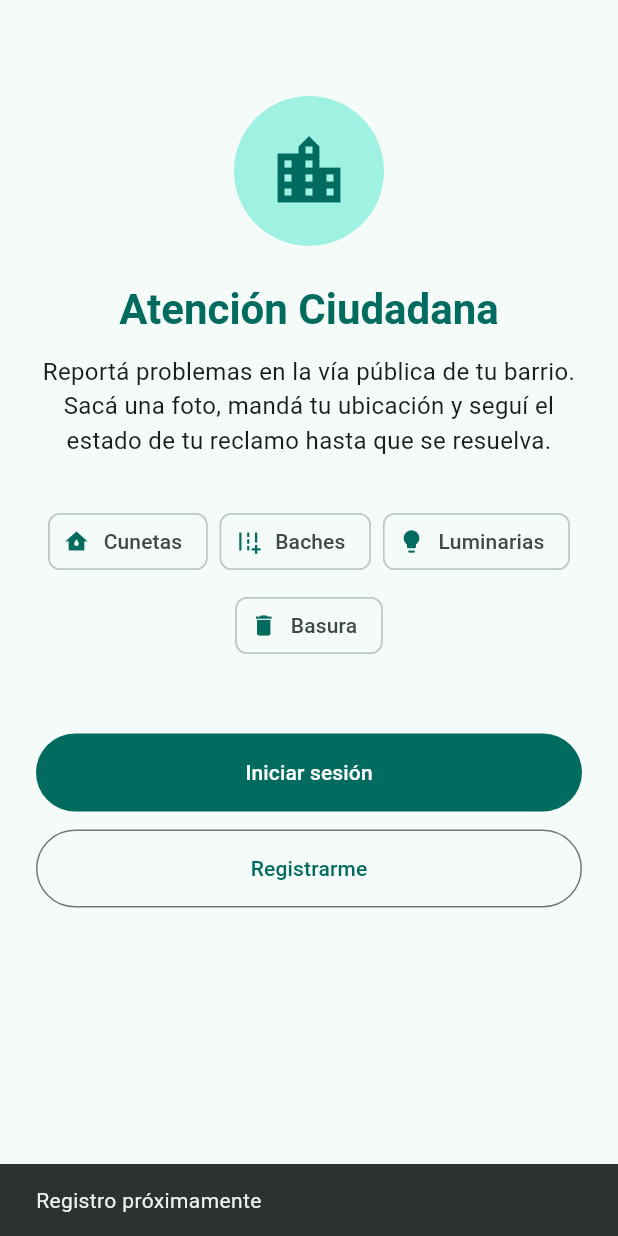
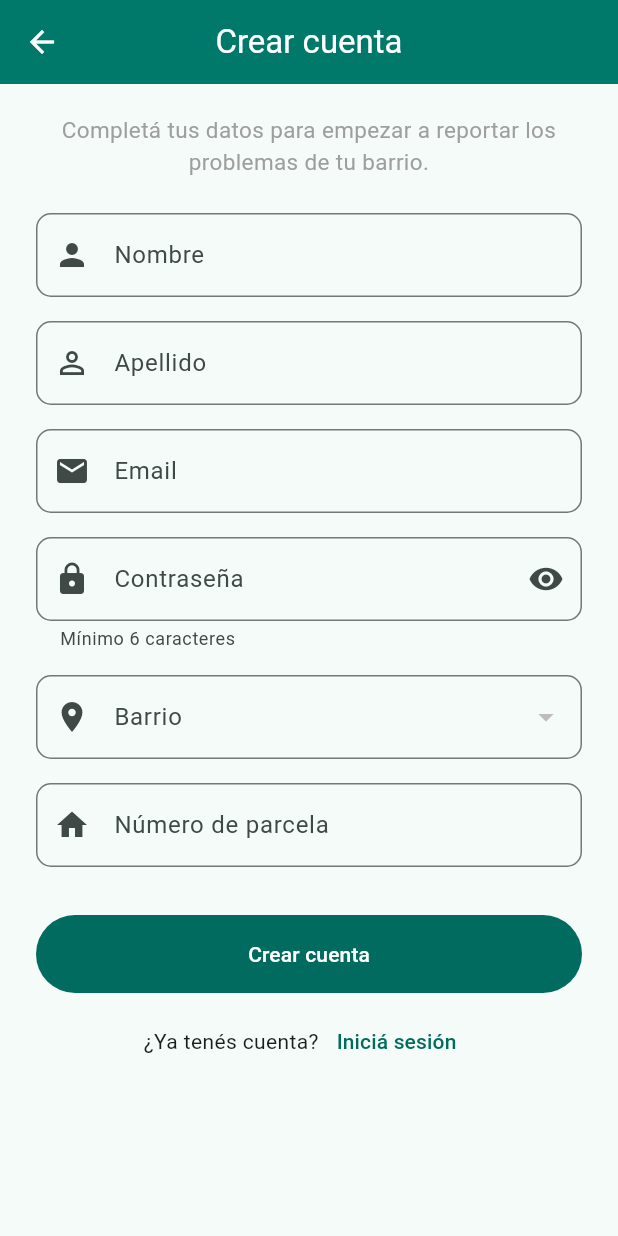
Before and after one commit to javierrojas62/atencion_Ciudadana, a Flutter app: the screen it shows after launch, after a tap on "Registrarme", on a phone screen of 412 x 824 dp. Run offline on Flutter 3.47's test engine with Material 3 defaults, Android fonts, the light colour scheme and no system bars; our stand-ins replace supabase_flutter; accounts and stored records are empty.

Commit message:
feat: add registration functionality for neighbors, including barrio selection and user profile management

```diff
--- /dev/null
+++ b/lib/src/models/barrio_model.dart
@@ -0,0 +1,12 @@
+// Barrio del departamento (tabla barrios de Supabase)
+class BarrioModel {
+  final int id;
+  final String nombre;
+
+  BarrioModel({required this.id, required this.nombre});
+
+  // Convierte la fila que devuelve Supabase en un objeto
+  factory BarrioModel.fromJson(Map<String, dynamic> json) {
+    return BarrioModel(id: json['id'], nombre: json['nombre']);
+  }
+}
--- a/lib/src/models/perfil_model.dart
+++ b/lib/src/models/perfil_model.dart
@@ -6,6 +6,7 @@ class PerfilModel {
   final String apellido;
   final String rol; // 'vecino', 'operario' o 'admin'
   final bool activo;
+  final int? barrioId; // solo los vecinos tienen barrio
 
   PerfilModel({
     required this.id,
@@ -14,6 +15,7 @@ class PerfilModel {
     required this.apellido,
     required this.rol,
     required this.activo,
+    this.barrioId,
   });
 
   // Convierte la fila que devuelve Supabase en un objeto
@@ -25,6 +27,7 @@ class PerfilModel {
       apellido: json['apellido'],
       rol: json['rol'],
       activo: json['activo'],
+      barrioId: json['barrio_id'],
     );
   }
 
--- a/lib/src/pages/home_page.dart
+++ b/lib/src/pages/home_page.dart
@@ -92,16 +92,12 @@ class _HomePageState extends State<HomePage> {
               ),
               const SizedBox(height: 12),
 
-              // El registro lo hago en el próximo paso, por ahora solo aviso
+              // Registro: solo para vecinos (a los operarios los crea el admin)
               OutlinedButton(
                 style: OutlinedButton.styleFrom(
                   padding: const EdgeInsets.symmetric(vertical: 16),
                 ),
-                onPressed: () {
-                  ScaffoldMessenger.of(context).showSnackBar(
-                    const SnackBar(content: Text('Registro próximamente')),
-                  );
-                },
+                onPressed: () => Navigator.pushNamed(context, 'registro'),
                 child: const Text('Registrarme'),
               ),
             ],
--- /dev/null
+++ b/lib/src/pages/registro_page.dart
@@ -0,0 +1,306 @@
+import 'package:flutter/material.dart';
+
+import 'package:atencion_ciudadana/src/models/barrio_model.dart';
+import 'package:atencion_ciudadana/src/providers/auth_provider.dart';
+import 'package:atencion_ciudadana/src/providers/barrios_provider.dart';
+
+// Pantalla de registro. Solo la usan los vecinos:
+// a los operarios los crea el admin desde su panel.
+class RegistroPage extends StatefulWidget {
+  const RegistroPage({super.key});
+
+  @override
+  State<RegistroPage> createState() => _RegistroPageState();
+}
+
+class _RegistroPageState extends State<RegistroPage> {
+  final _formKey = GlobalKey<FormState>();
+
+  final _nombreController = TextEditingController();
+  final _apellidoController = TextEditingController();
+  final _emailController = TextEditingController();
+  final _passwordController = TextEditingController();
+  final _parcelaController = TextEditingController();
+
+  // Los barrios se piden una sola vez al abrir la pantalla.
+  // Si lo pusiera directo en el FutureBuilder, se volverían a pedir
+  // cada vez que se redibuja (por ejemplo al tocar el ojito).
+  late final Future<List<BarrioModel>> _barrios =
+      barriosProvider.cargarActivos();
+  int? _barrioSeleccionado;
+
+  bool _ocultarPassword = true;
+  bool _cargando = false;
+
+  @override
+  void dispose() {
+    _nombreController.dispose();
+    _apellidoController.dispose();
+    _emailController.dispose();
+    _passwordController.dispose();
+    _parcelaController.dispose();
+    super.dispose();
+  }
+
+  @override
+  Widget build(BuildContext context) {
+    return Scaffold(
+      appBar: AppBar(title: const Text('Crear cuenta')),
+      body: Form(
+        key: _formKey,
+        child: ListView(
+          padding: const EdgeInsets.symmetric(horizontal: 24, vertical: 20),
+          children: [
+            const Text(
+              'Completá tus datos para empezar a reportar los problemas de tu barrio.',
+              textAlign: TextAlign.center,
+              style: TextStyle(color: Colors.grey, fontSize: 15),
+            ),
+            const SizedBox(height: 24),
+
+            _crearCampo(
+              controller: _nombreController,
+              label: 'Nombre',
+              icono: Icons.person,
+            ),
+            const SizedBox(height: 16),
+            _crearCampo(
+              controller: _apellidoController,
+              label: 'Apellido',
+              icono: Icons.person_outline,
+            ),
+            const SizedBox(height: 16),
+            _crearEmail(),
+            const SizedBox(height: 16),
+            _crearPassword(),
+            const SizedBox(height: 16),
+            _crearDropdownBarrios(),
+            const SizedBox(height: 16),
+            _crearCampo(
+              controller: _parcelaController,
+              label: 'Número de parcela',
+              icono: Icons.home,
+              hint: 'Ej: 12-345',
+            ),
+            const SizedBox(height: 32),
+
+            _crearBoton(),
+            const SizedBox(height: 8),
+
+            Row(
+              mainAxisAlignment: MainAxisAlignment.center,
+              children: [
+                const Text('¿Ya tenés cuenta?'),
+                TextButton(
+                  onPressed: () =>
+                      Navigator.pushReplacementNamed(context, 'login'),
+                  child: const Text('Iniciá sesión'),
+                ),
+              ],
+            ),
+          ],
+        ),
+      ),
+    );
+  }
+
+  // Campo de texto común (nombre, apellido, parcela).
+  // Lo armo una vez y lo reutilizo cambiando solo lo que necesito.
+  Widget _crearCampo({
+    required TextEditingController controller,
+    required String label,
+    required IconData icono,
+    String? hint,
+  }) {
+    return TextFormField(
+      controller: controller,
+      textCapitalization: TextCapitalization.words,
+      decoration: InputDecoration(
+        labelText: label,
+        hintText: hint,
+        prefixIcon: Icon(icono),
+      ),
+      validator: (value) {
+        if (value == null || value.trim().isEmpty) {
+          return 'Completá este campo';
+        }
+        return null;
+      },
+    );
+  }
+
+  Widget _crearEmail() {
+    return TextFormField(
+      controller: _emailController,
+      keyboardType: TextInputType.emailAddress,
+      decoration: const InputDecoration(
+        labelText: 'Email',
+        hintText: 'tuemail@gmail.com',
+        prefixIcon: Icon(Icons.email),
+      ),
+      validator: (value) {
+        if (value == null || value.trim().isEmpty) {
+          return 'Ingresá tu email';
+        }
+        if (!value.contains('@')) {
+          return 'El email no es válido';
+        }
+        return null;
+      },
+    );
+  }
+
+  Widget _crearPassword() {
+    return TextFormField(
+      controller: _passwordController,
+      obscureText: _ocultarPassword,
+      decoration: InputDecoration(
+        labelText: 'Contraseña',
+        helperText: 'Mínimo 6 caracteres',
+        prefixIcon: const Icon(Icons.lock),
+        suffixIcon: IconButton(
+          icon: Icon(
+            _ocultarPassword ? Icons.visibility : Icons.visibility_off,
+          ),
+          onPressed: () {
+            setState(() => _ocultarPassword = !_ocultarPassword);
+          },
+        ),
+      ),
+      validator: (value) {
+        if (value == null || value.isEmpty) {
+          return 'Ingresá una contraseña';
+        }
+        if (value.length < 6) {
+          return 'Mínimo 6 caracteres';
+        }
+        return null;
+      },
+    );
+  }
+
+  // Los barrios vienen de Supabase, por eso uso un FutureBuilder
+  Widget _crearDropdownBarrios() {
+    return FutureBuilder<List<BarrioModel>>(
+      future: _barrios,
+      builder: (context, snapshot) {
+        if (snapshot.hasError) {
+          return const Text(
+            'No se pudieron cargar los barrios. Revisá tu conexión.',
+            style: TextStyle(color: Colors.red),
+          );
+        }
+
+        final barrios = snapshot.data ?? [];
+        final cargando = snapshot.connectionState == ConnectionState.waiting;
+
+        return DropdownButtonFormField<int>(
+          initialValue: _barrioSeleccionado,
+          isExpanded: true,
+          decoration: InputDecoration(
+            labelText: cargando ? 'Cargando barrios...' : 'Barrio',
+            prefixIcon: const Icon(Icons.location_on),
+          ),
+          items: barrios
+              .map(
+                (barrio) => DropdownMenuItem(
+                  value: barrio.id,
+                  child: Text(barrio.nombre),
+                ),
+              )
+              .toList(),
+          onChanged: (valor) => setState(() => _barrioSeleccionado = valor),
+          validator: (valor) => valor == null ? 'Elegí tu barrio' : null,
+        );
+      },
+    );
+  }
+
+  Widget _crearBoton() {
+    return FilledButton(
+      style: FilledButton.styleFrom(
+        padding: const EdgeInsets.symmetric(vertical: 16),
+      ),
+      onPressed: _cargando ? null : _registrarse,
+      child: _cargando
+          ? const SizedBox(
+              height: 20,
+              width: 20,
+              child: CircularProgressIndicator(strokeWidth: 2),
+            )
+          : const Text('Crear cuenta'),
+    );
+  }
+
+  Future<void> _registrarse() async {
+    if (!_formKey.currentState!.validate()) return;
+
+    setState(() => _cargando = true);
+
+    try {
+      final perfil = await authProvider.registrarVecino(
+        nombre: _nombreController.text.trim(),
+        apellido: _apellidoController.text.trim(),
+        email: _emailController.text.trim(),
+        password: _passwordController.text,
+        barrioId: _barrioSeleccionado!,
+        parcela: _parcelaController.text.trim(),
+      );
+
+      if (!mounted) return;
+
+      // Supabase pide confirmar el email antes de poder entrar
+      if (perfil == null) {
+        _mostrarAlerta(
+          'Cuenta creada',
+          'Te enviamos un email para confirmar tu cuenta. '
+              'Cuando lo confirmes, iniciá sesión.',
+          irAlLogin: true,
+        );
+        return;
+      }
+
+      // Quedó logueado: lo saludo y lo llevo a su pantalla
+      ScaffoldMessenger.of(context).showSnackBar(
+        SnackBar(content: Text('¡Bienvenido, ${perfil.nombre}!')),
+      );
+      Navigator.pushNamedAndRemoveUntil(
+        context,
+        perfil.rutaInicio,
+        (route) => false,
+      );
+    } on LoginException catch (e) {
+      if (!mounted) return;
+      _mostrarAlerta('No se pudo crear la cuenta', e.mensaje);
+    } finally {
+      if (mounted) setState(() => _cargando = false);
+    }
+  }
+
+  void _mostrarAlerta(String titulo, String mensaje, {bool irAlLogin = false}) {
+    showDialog(
+      context: context,
+      barrierDismissible: false,
+      builder: (dialogContext) {
+        return AlertDialog(
+          shape: RoundedRectangleBorder(
+            borderRadius: BorderRadius.circular(20.0),
+          ),
+          title: Text(titulo),
+          content: Text(mensaje),
+          actions: [
+            TextButton(
+              onPressed: () {
+                Navigator.of(dialogContext).pop();
+                if (irAlLogin) {
+                  Navigator.pushReplacementNamed(context, 'login');
+                }
+              },
+              child: const Text('OK'),
+            ),
+          ],
+        );
+      },
+    );
+  }
+}
--- a/lib/src/providers/auth_provider.dart
+++ b/lib/src/providers/auth_provider.dart
@@ -3,12 +3,13 @@ import 'package:supabase_flutter/supabase_flutter.dart';
 import 'package:atencion_ciudadana/src/models/perfil_model.dart';
 
 // Error con un mensaje listo para mostrarle al usuario
+// (lo uso tanto en el login como en el registro)
 class LoginException implements Exception {
   final String mensaje;
   LoginException(this.mensaje);
 }
 
-// Provider de autenticación: iniciar sesión, leer el perfil y salir.
+// Provider de autenticación: registrarse, iniciar sesión, leer el perfil y salir.
 class AuthProvider {
   final _supabase = Supabase.instance.client;
 
@@ -40,12 +41,47 @@ class AuthProvider {
     return perfil;
   }
 
+  // Crea la cuenta de un vecino.
+  // Los datos extra viajan como metadata y la base arma el perfil sola,
+  // siempre con rol vecino (nadie puede elegir su rol al registrarse).
+  // Devuelve null si Supabase pide confirmar el email antes de entrar.
+  Future<PerfilModel?> registrarVecino({
+    required String nombre,
+    required String apellido,
+    required String email,
+    required String password,
+    required int barrioId,
+    required String parcela,
+  }) async {
+    try {
+      final resp = await _supabase.auth.signUp(
+        email: email,
+        password: password,
+        data: {
+          'nombre': nombre,
+          'apellido': apellido,
+          'barrio_id': barrioId,
+          'parcela': parcela,
+        },
+      );
+
+      // Sin sesión = Supabase está esperando la confirmación del email
+      if (resp.session == null) return null;
+    } on AuthException catch (e) {
+      throw LoginException(_traducirError(e.message));
+    } catch (_) {
+      throw LoginException('No se pudo conectar. Revisá tu conexión.');
+    }
+
+    return obtenerPerfil();
+  }
+
   // Lee de la tabla perfiles los datos del usuario logueado
   Future<PerfilModel> obtenerPerfil() async {
     try {
       final datos = await _supabase
           .from('perfiles')
-          .select('id, email, nombre, apellido, rol, activo')
+          .select('id, email, nombre, apellido, rol, activo, barrio_id')
           .eq('id', _supabase.auth.currentUser!.id)
           .single();
       perfilActual = PerfilModel.fromJson(datos);
@@ -69,7 +105,20 @@ class AuthProvider {
     if (mensaje.contains('Email not confirmed')) {
       return 'Todavía no confirmaste tu email.';
     }
-    return 'No se pudo iniciar sesión. Intentá de nuevo.';
+    if (mensaje.contains('already registered')) {
+      return 'Ya existe una cuenta con ese email.';
+    }
+    if (mensaje.contains('Password should be at least')) {
+      return 'La contraseña debe tener al menos 6 caracteres.';
+    }
+    if (mensaje.contains('invalid') && mensaje.contains('mail')) {
+      return 'El email no es válido.';
+    }
+    if (mensaje.contains('Database error saving new user')) {
+      // La base rechazó el registro (falta barrio, parcela, nombre, etc.)
+      return 'No se pudo crear la cuenta. Revisá que todos los datos estén completos.';
+    }
+    return 'Ocurrió un error. Intentá de nuevo.';
   }
 }
 
--- /dev/null
+++ b/lib/src/providers/barrios_provider.dart
@@ -0,0 +1,23 @@
+import 'package:supabase_flutter/supabase_flutter.dart';
+
+import 'package:atencion_ciudadana/src/models/barrio_model.dart';
+
+// Provider de barrios: los lee de Supabase.
+// Se puede usar sin iniciar sesión (lo necesita la pantalla de registro).
+class BarriosProvider {
+  final _supabase = Supabase.instance.client;
+
+  // Solo los barrios activos, ordenados por nombre
+  Future<List<BarrioModel>> cargarActivos() async {
+    final datos = await _supabase
+        .from('barrios')
+        .select('id, nombre')
+        .eq('activo', true)
+        .order('nombre');
+
+    return datos.map((barrio) => BarrioModel.fromJson(barrio)).toList();
+  }
+}
+
+// Instancia que uso desde las pantallas
+final barriosProvider = BarriosProvider();
--- a/lib/src/routes/routes.dart
+++ b/lib/src/routes/routes.dart
@@ -6,6 +6,7 @@ import 'package:atencion_ciudadana/src/pages/login_page.dart';
 import 'package:atencion_ciudadana/src/pages/operario_page.dart';
 import 'package:atencion_ciudadana/src/pages/reclamo_page.dart';
 import 'package:atencion_ciudadana/src/pages/reclamos_page.dart';
+import 'package:atencion_ciudadana/src/pages/registro_page.dart';
 
 // Todas las rutas de la app en un solo lugar.
 // Los nombres de las categorías ('cuneta', 'bache', etc.) son los mismos
@@ -14,6 +15,7 @@ Map<String, WidgetBuilder> getAplicationRoutes() {
   return <String, WidgetBuilder>{
     '/': (BuildContext context) => const HomePage(),
     'login': (BuildContext context) => const LoginPage(),
+    'registro': (BuildContext context) => const RegistroPage(),
 
     // Pantalla de inicio de cada rol (el login elige a cuál ir)
     'reclamos': (BuildContext context) => const ReclamosPage(),
```
Also changed, not shown: lib/src/pages/reclamo_page.dart (+67 -30 lines).
